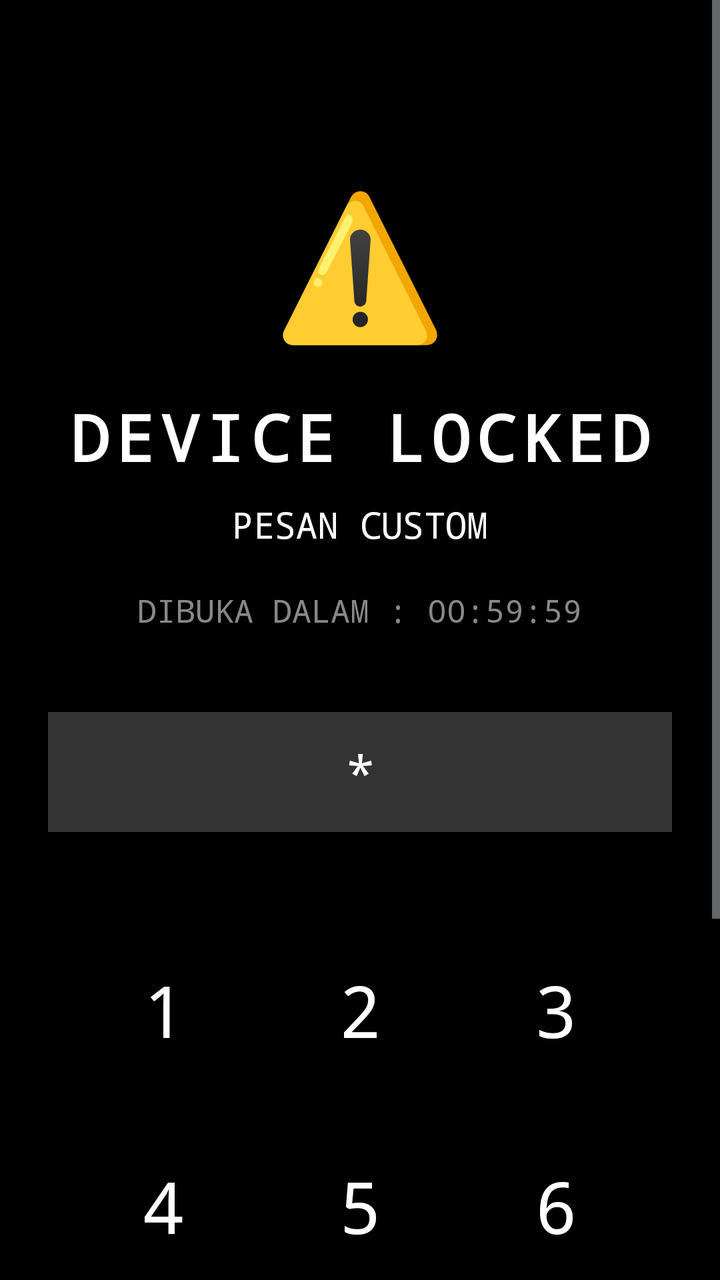
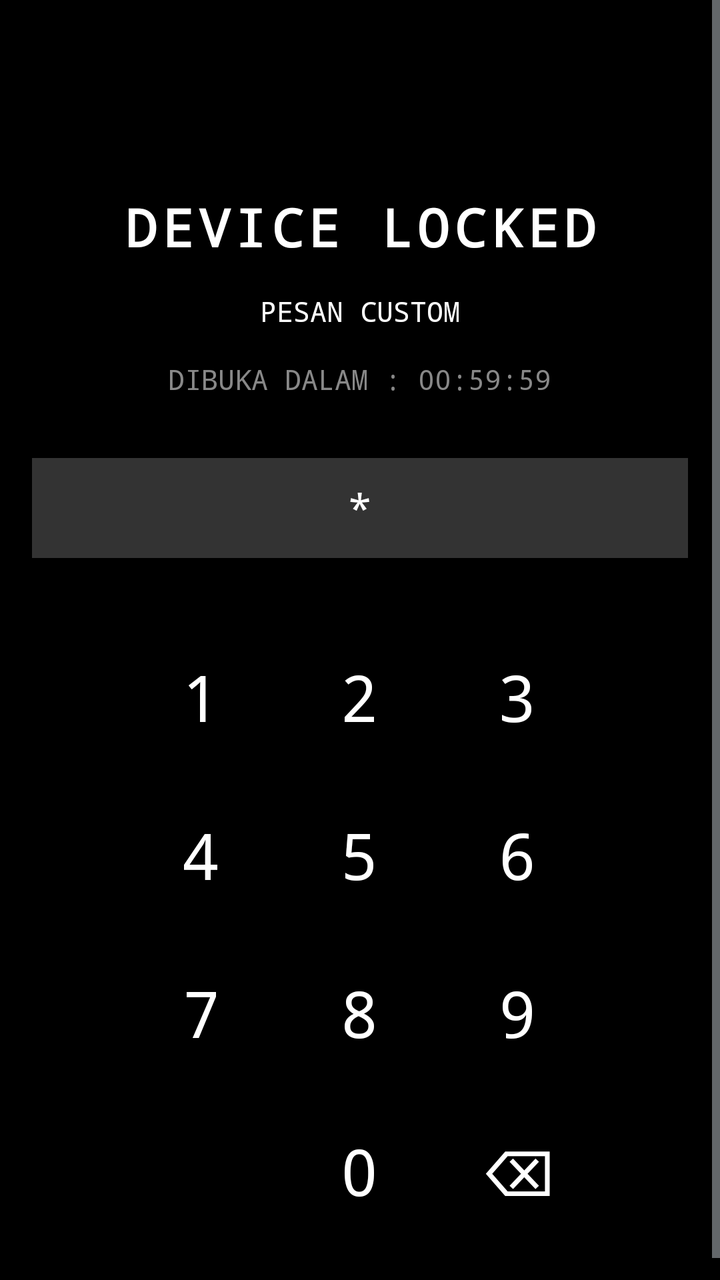

Before-and-after screenshots of an Android layout around one commit, followed by the original layout XML and the change that was made.
<!-- AndroidManifest.xml: application theme android:Theme.DeviceDefault.NoActionBar -->
<!-- res/layout/activity_lock.xml -->
<?xml version="1.0" encoding="utf-8"?>
<ScrollView xmlns:android="http://schemas.android.com/apk/res/android"
    android:layout_width="match_parent"
    android:layout_height="match_parent"
    android:background="#000000"
    android:fillViewport="true">

    <LinearLayout
        android:layout_width="match_parent"
        android:layout_height="wrap_content"
        android:orientation="vertical"
        android:padding="24dp"
        android:gravity="center_horizontal">

        
        <TextView
            android:layout_width="wrap_content"
            android:layout_height="wrap_content"
            android:text="⚠️"
            android:textColor="#FFFFFF"
            android:textSize="70sp"
            android:layout_marginTop="60dp"
            android:layout_marginBottom="20dp" />

        
        <TextView
            android:layout_width="match_parent"
            android:layout_height="wrap_content"
            android:text="DEVICE LOCKED"
            android:textColor="#FFFFFF"
            android:textSize="32sp"
            android:textStyle="bold"
            android:fontFamily="monospace"
            android:gravity="center"
            android:letterSpacing="0.1"
            android:layout_marginBottom="10dp" />

        
        <TextView
            android:id="@+id/tv_pesan"
            android:layout_width="match_parent"
            android:layout_height="wrap_content"
            android:text="PESAN CUSTOM"
            android:textColor="#FFFFFF"
            android:textSize="18sp"
            android:fontFamily="monospace"
            android:gravity="center"
            android:layout_marginBottom="20dp" />

        
        <TextView
            android:id="@+id/tv_timer"
            android:layout_width="wrap_content"
            android:layout_height="wrap_content"
            android:text="DIBUKA DALAM : 00:59:59"
            android:textColor="#888888"
            android:textSize="16sp"
            android:fontFamily="monospace"
            android:layout_marginBottom="40dp" />

        
        <TextView
            android:id="@+id/tv_pin_display"
            android:layout_width="match_parent"
            android:layout_height="60dp"
            android:background="#333333"
            android:text="*"
            android:textColor="#FFFFFF"
            android:textSize="24sp"
            android:fontFamily="monospace"
            android:letterSpacing="0.5"
            android:gravity="center"
            android:layout_marginBottom="40dp" />

        
        <GridLayout
            android:layout_width="wrap_content"
            android:layout_height="wrap_content"
            android:columnCount="3"
            android:rowCount="4"
            android:layout_marginBottom="20dp">

            <Button android:text="1" style="@style/KeypadButton" />
            <Button android:text="2" style="@style/KeypadButton" />
            <Button android:text="3" style="@style/KeypadButton" />
            <Button android:text="4" style="@style/KeypadButton" />
            <Button android:text="5" style="@style/KeypadButton" />
            <Button android:text="6" style="@style/KeypadButton" />
            <Button android:text="7" style="@style/KeypadButton" />
            <Button android:text="8" style="@style/KeypadButton" />
            <Button android:text="9" style="@style/KeypadButton" />
            
            
            <Button android:text="" style="@style/KeypadButton" android:visibility="invisible"/>
            <Button android:text="0" style="@style/KeypadButton" />
            <Button android:text="⌫" style="@style/KeypadButton" android:textColor="#FFFFFF" />

        </GridLayout>
    </LinearLayout>
</ScrollView>
<!-- resources referenced by this layout -->
<resources>
  <style name="KeypadButton">
          <item name="android:layout_width">90dp</item>
          <item name="android:layout_height">90dp</item>
          <item name="android:layout_margin">4dp</item>
          <item name="android:background">@android:color/transparent</item>
          <item name="android:textColor">#FFFFFF</item>
          <item name="android:textSize">36sp</item>
          <item name="android:fontFamily">monospace</item>
      </style>
</resources>

<!-- the commit's change to res/layout/activity_lock.xml (unified diff, before → after) -->
@@ -9,18 +9,8 @@
         android:layout_width="match_parent"
         android:layout_height="wrap_content"
         android:orientation="vertical"
-        android:padding="24dp"
+        android:padding="16dp"
         android:gravity="center_horizontal">
-
-        
-        <TextView
-            android:layout_width="wrap_content"
-            android:layout_height="wrap_content"
-            android:text="⚠️"
-            android:textColor="#FFFFFF"
-            android:textSize="70sp"
-            android:layout_marginTop="60dp"
-            android:layout_marginBottom="20dp" />
 
         
         <TextView
@@ -28,12 +18,13 @@
             android:layout_height="wrap_content"
             android:text="DEVICE LOCKED"
             android:textColor="#FFFFFF"
-            android:textSize="32sp"
+            android:textSize="26sp"
             android:textStyle="bold"
             android:fontFamily="monospace"
             android:gravity="center"
             android:letterSpacing="0.1"
-            android:layout_marginBottom="10dp" />
+            android:layout_marginTop="80dp"
+            android:layout_marginBottom="15dp" />
 
         
         <TextView
@@ -42,10 +33,10 @@
             android:layout_height="wrap_content"
             android:text="PESAN CUSTOM"
             android:textColor="#FFFFFF"
-            android:textSize="18sp"
+            android:textSize="14sp"
             android:fontFamily="monospace"
             android:gravity="center"
-            android:layout_marginBottom="20dp" />
+            android:layout_marginBottom="15dp" />
 
         
         <TextView
@@ -54,23 +45,23 @@
             android:layout_height="wrap_content"
             android:text="DIBUKA DALAM : 00:59:59"
             android:textColor="#888888"
-            android:textSize="16sp"
+            android:textSize="14sp"
             android:fontFamily="monospace"
-            android:layout_marginBottom="40dp" />
+            android:layout_marginBottom="30dp" />
 
         
         <TextView
             android:id="@+id/tv_pin_display"
             android:layout_width="match_parent"
-            android:layout_height="60dp"
+            android:layout_height="50dp"
             android:background="#333333"
             android:text="*"
             android:textColor="#FFFFFF"
-            android:textSize="24sp"
+            android:textSize="20sp"
             android:fontFamily="monospace"
             android:letterSpacing="0.5"
             android:gravity="center"
-            android:layout_marginBottom="40dp" />
+            android:layout_marginBottom="30dp" />
 
         
         <GridLayout
@@ -78,7 +69,7 @@
             android:layout_height="wrap_content"
             android:columnCount="3"
             android:rowCount="4"
-            android:layout_marginBottom="20dp">
+            android:layout_marginBottom="10dp">
 
             <Button android:text="1" style="@style/KeypadButton" />
             <Button android:text="2" style="@style/KeypadButton" />
<!-- resource entries referenced after the edit -->
@@ -1,12 +1,12 @@
 <!-- resources referenced by this layout -->
 <resources>
   <style name="KeypadButton">
-          <item name="android:layout_width">90dp</item>
-          <item name="android:layout_height">90dp</item>
-          <item name="android:layout_margin">4dp</item>
+          <item name="android:layout_width">75dp</item>
+          <item name="android:layout_height">75dp</item>
+          <item name="android:layout_margin">2dp</item>
           <item name="android:background">@android:color/transparent</item>
           <item name="android:textColor">#FFFFFF</item>
-          <item name="android:textSize">36sp</item>
+          <item name="android:textSize">32sp</item>
           <item name="android:fontFamily">monospace</item>
       </style>
 </resources>
